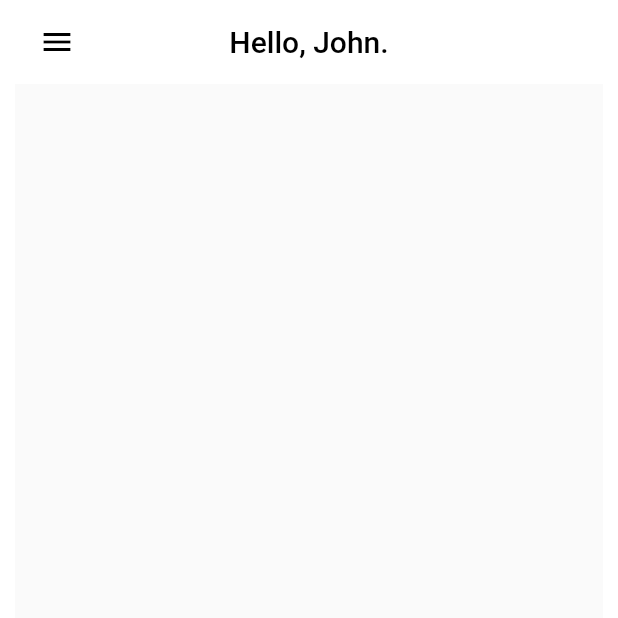
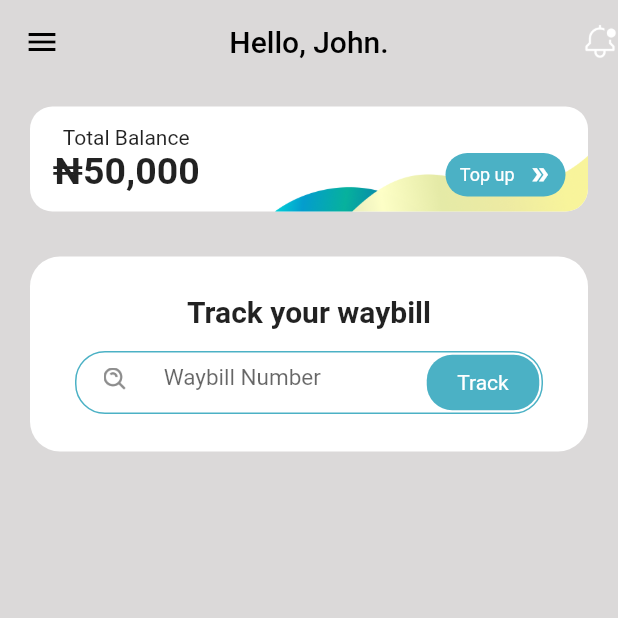
Before and after one commit to FUSION-FUSION/Mobile-Assessment-Flutter, a Flutter app: the HomePageScreen screen opened by its route, on a phone screen of 412 x 824 dp, the top half of it. Run offline on Flutter 3.47's test engine with Material 2 defaults, Android fonts, the phone set to English and light mode, and no system bars; our stand-ins replace animated_splash_screen, go_router, page_transition.

Commit message:
Added balance and track waybill to home page

```diff
--- a/lib/features/home/home_page.screen.dart
+++ b/lib/features/home/home_page.screen.dart
@@ -1,15 +1,15 @@
 import 'package:flutter/material.dart';
+import 'package:mobile_assessment_flutter/constants/app_constants.dart';
 
 class HomePageScreen extends StatelessWidget {
   const HomePageScreen({Key? key}) : super(key: key);
 
   @override
   Widget build(BuildContext context) {
-    return Padding(
-      padding: const EdgeInsets.symmetric(horizontal: 10),
-      child: Scaffold(
+    return Scaffold(
+      backgroundColor: Color.fromARGB(255, 219, 217, 217),
       appBar: AppBar(
-          backgroundColor: Colors.white,
+        backgroundColor: Color.fromARGB(255, 219, 217, 217),
         elevation: 0,
         centerTitle: true,
         title: const Text(
@@ -24,7 +24,141 @@ class HomePageScreen extends StatelessWidget {
         actions: const [
           ImageIcon(
             AssetImage('assets/ic-notification.png'),
+            // color: Colors.black,
           ),
+        ],
+      ),
+      body: Padding(
+        padding:
+            const EdgeInsets.only(left: 20, right: 20, top: 15, bottom: 15),
+        child: Column(
+          children: [
+            Container(
+              padding: const EdgeInsets.only(
+                  left: 15, right: 15, top: 10, bottom: 10),
+              height: 70,
+              decoration: BoxDecoration(
+                color: Colors.white,
+                borderRadius: BorderRadius.circular(15),
+                image: const DecorationImage(
+                  alignment: Alignment.centerRight,
+                  image: AssetImage('assets/bg-dashboard-balance.png'),
+                ),
+              ),
+              child: Row(
+                mainAxisAlignment: MainAxisAlignment.spaceBetween,
+                children: [
+                  Column(
+                    mainAxisSize: MainAxisSize.min,
+                    children: [
+                      Text(
+                        'Total Balance',
+                        style: TextStyle(fontWeight: FontWeight.w400),
+                      ),
+                      Text('₦50,000',
+                          style: TextStyle(
+                              fontSize: 25, fontWeight: FontWeight.bold)),
+                    ],
+                  ),
+                  Align(
+                    alignment: Alignment.bottomCenter,
+                    child: Container(
+                      width: 80,
+                      height: 29,
+                      decoration: BoxDecoration(
+                        color: kThemeColor,
+                        borderRadius: BorderRadius.circular(25),
+                      ),
+                      child: Center(
+                        child: Row(
+                          mainAxisAlignment: MainAxisAlignment.spaceEvenly,
+                          children: const [
+                            Text(
+                              'Top up',
+                              style: TextStyle(
+                                fontSize: 12,
+                                color: Colors.white,
+                              ),
+                            ),
+                            Icon(
+                              Icons.double_arrow,
+                              color: Colors.white,
+                              size: 15,
+                            ),
+                          ],
+                        ),
+                      ),
+                    ),
+                  ),
+                ],
+              ),
+            ),
+            const SizedBox(height: 30),
+            Container(
+              padding: const EdgeInsets.only(
+                  top: 25, bottom: 25, left: 30, right: 30),
+              height: 130,
+              decoration: BoxDecoration(
+                  borderRadius: BorderRadius.circular(20), color: Colors.white),
+              child: Column(
+                mainAxisAlignment: MainAxisAlignment.spaceBetween,
+                mainAxisSize: MainAxisSize.min,
+                children: [
+                  const Text(
+                    'Track your waybill',
+                    style: TextStyle(fontSize: 20, fontWeight: FontWeight.bold),
+                  ),
+                  Container(
+                    height: 42,
+                    decoration: BoxDecoration(
+                      borderRadius: BorderRadius.circular(20),
+                      border: Border.all(
+                        color: kThemeColor,
+                      ),
+                    ),
+                    padding: const EdgeInsets.all(1.5),
+                    child: Row(
+                      mainAxisAlignment: MainAxisAlignment.spaceBetween,
+                      children: [
+                        Container(
+                          padding: const EdgeInsets.only(bottom: 5),
+                          width: 170,
+                          child: const TextField(
+                            textAlign: TextAlign.center,
+                            decoration: InputDecoration(
+                              border: InputBorder.none,
+                              hintStyle: TextStyle(fontSize: 15),
+                              hintText: 'Waybill Number',
+                              prefixIcon: UnconstrainedBox(
+                                child: ImageIcon(
+                                  AssetImage('assets/ic-search.png'),
+                                  size: 15,
+                                ),
+                              ),
+                            ),
+                          ),
+                        ),
+                        Container(
+                          width: 75,
+                          decoration: BoxDecoration(
+                            color: kThemeColor,
+                            borderRadius: BorderRadius.circular(17),
+                          ),
+                          child: const Center(
+                            child: Text(
+                              'Track',
+                              style: TextStyle(
+                                color: Colors.white,
+                              ),
+                            ),
+                          ),
+                        ),
+                      ],
+                    ),
+                  )
+                ],
+              ),
+            )
           ],
         ),
       ),
```
Lines whose indentation alone changed are shown as unchanged.
